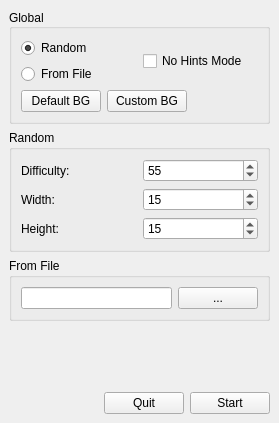
The window that src/f_qtmainwindow.ui (schuay/picmi-legacy) describes before a commit, drawn with Qt 5.
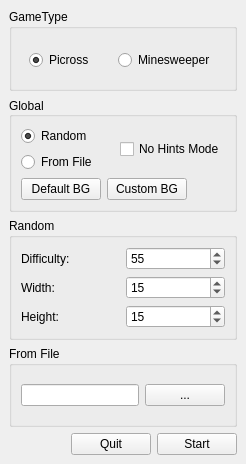
The same window after the commit. Icons and pictures are not drawn.

Commit message: quick hack to enable minesweeper settings in qt form

What changed in the file:
```diff
--- a/src/f_qtmainwindow.ui
+++ b/src/f_qtmainwindow.ui
@@ -6,8 +6,8 @@
    <rect>
     <x>0</x>
     <y>0</y>
-    <width>279</width>
-    <height>423</height>
+    <width>246</width>
+    <height>464</height>
    </rect>
   </property>
   <property name="maximumSize">
@@ -24,9 +24,51 @@
     <normaloff>../../../../usr/share/tuxpicross/gfx/icon.png</normaloff>../../../../usr/share/tuxpicross/gfx/icon.png</iconset>
   </property>
   <widget class="QWidget" name="centralwidget">
-   <layout class="QHBoxLayout" name="horizontalLayout_8">
+   <layout class="QHBoxLayout" name="horizontalLayout_9">
     <item>
      <layout class="QVBoxLayout" name="verticalLayout_2">
+      <item>
+       <widget class="QGroupBox" name="gbGameType">
+        <property name="minimumSize">
+         <size>
+          <width>0</width>
+          <height>70</height>
+         </size>
+        </property>
+        <property name="title">
+         <string>GameType</string>
+        </property>
+        <widget class="QWidget" name="">
+         <property name="geometry">
+          <rect>
+           <x>20</x>
+           <y>40</y>
+           <width>186</width>
+           <height>23</height>
+          </rect>
+         </property>
+         <layout class="QHBoxLayout" name="horizontalLayout_8">
+          <item>
+           <widget class="QRadioButton" name="rbPicross">
+            <property name="text">
+             <string>Picross</string>
+            </property>
+            <property name="checked">
+             <bool>true</bool>
+            </property>
+           </widget>
+          </item>
+          <item>
+           <widget class="QRadioButton" name="rbMinesweeper">
+            <property name="text">
+             <string>Minesweeper</string>
+            </property>
+           </widget>
+          </item>
+         </layout>
+        </widget>
+       </widget>
+      </item>
       <item>
        <widget class="QGroupBox" name="gbGlobal">
         <property name="title">
@@ -199,19 +241,6 @@
         </layout>
        </widget>
       </item>
-      <item>
-       <spacer name="verticalSpacer">
-        <property name="orientation">
-         <enum>Qt::Vertical</enum>
-        </property>
-        <property name="sizeHint" stdset="0">
-         <size>
-          <width>20</width>
-          <height>40</height>
-         </size>
-        </property>
-       </spacer>
-      </item>
       <item>
        <layout class="QHBoxLayout" name="horizontalLayout">
         <item>
```
The commit also changes 3 other files.
